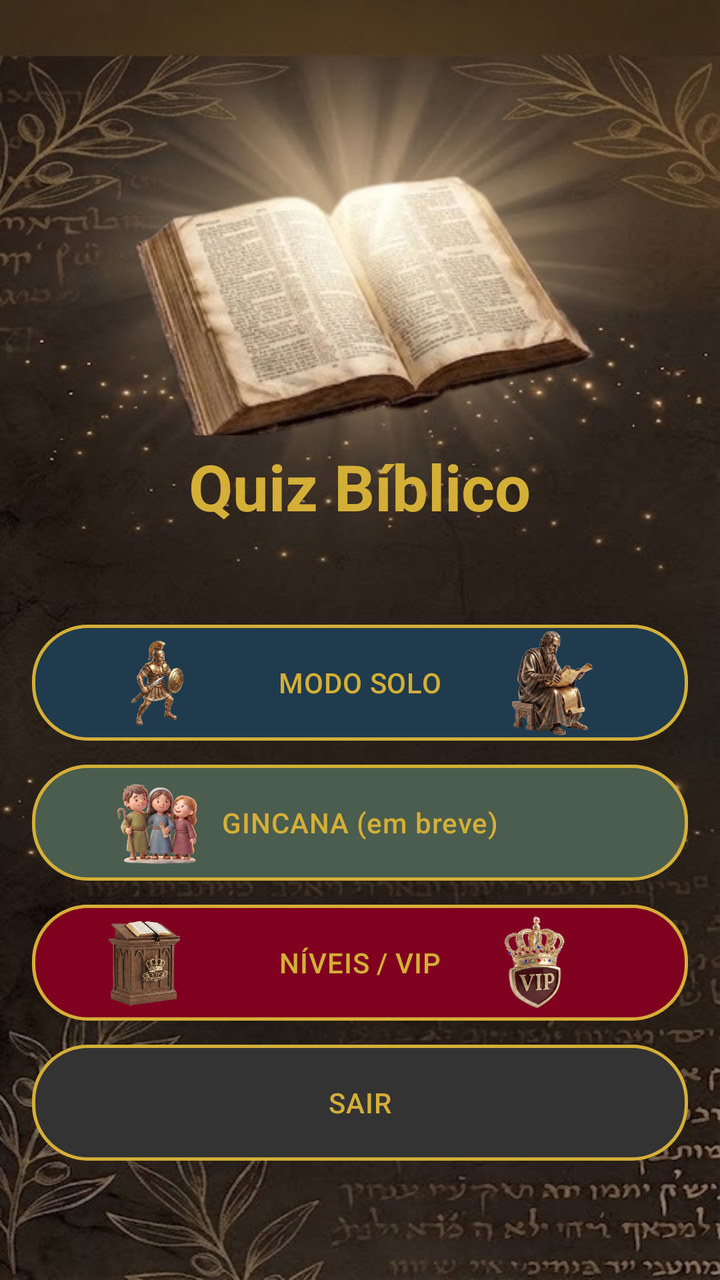
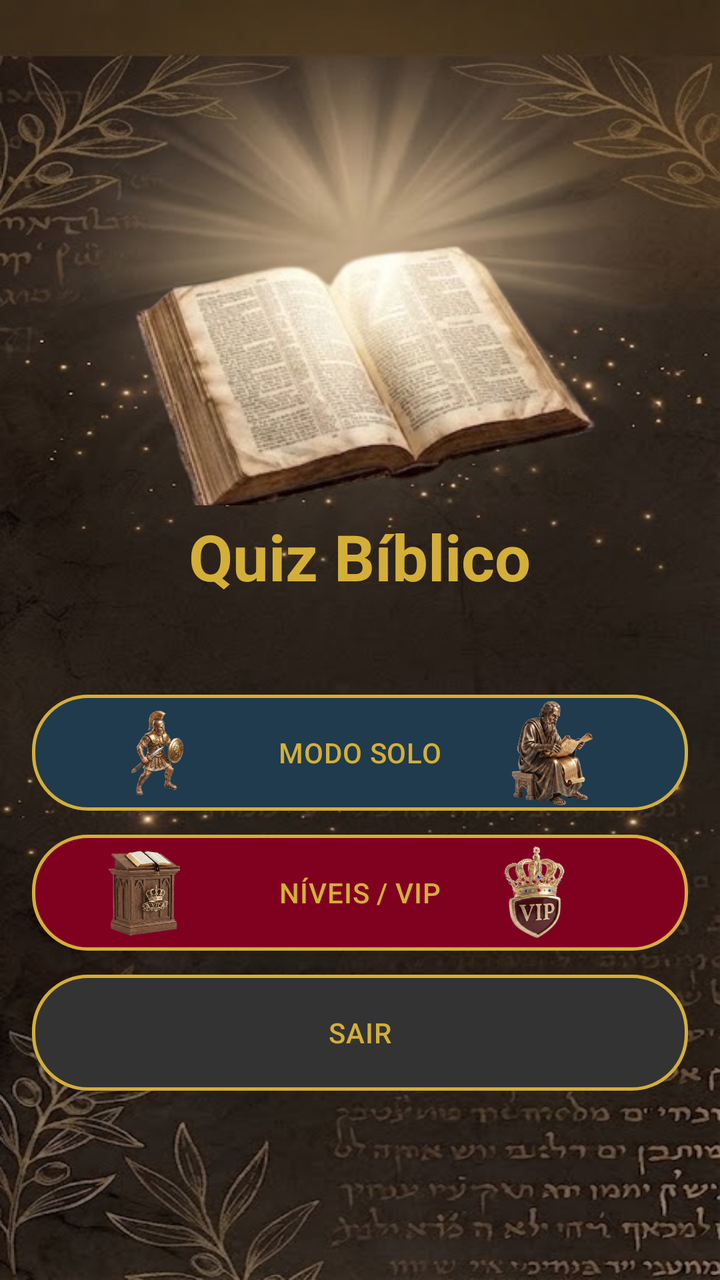

Screens rendered from an Android XML layout before and after an edit, with the pre-edit source and the edit as a unified diff.
<!-- AndroidManifest.xml: application theme Theme.QuizBiblico -->
<!-- res/layout/activity_main.xml -->
<?xml version="1.0" encoding="utf-8"?>
<ScrollView xmlns:android="http://schemas.android.com/apk/res/android"
    xmlns:app="http://schemas.android.com/apk/res-auto"
    xmlns:tools="http://schemas.android.com/tools"
    android:layout_width="match_parent"
    android:layout_height="match_parent"
    android:fillViewport="true">

    <LinearLayout
        android:layout_width="match_parent"
        android:layout_height="match_parent"
        android:orientation="vertical"
        android:gravity="center"
        android:padding="16dp"
        tools:ignore="ScrollViewSize">

        <ImageView
            android:layout_width="272dp"
            android:layout_height="158dp"
            android:layout_gravity="center_horizontal"
            android:layout_marginBottom="4dp"
            android:contentDescription="@null"
            android:scaleType="centerCrop"
            android:src="@drawable/img_biblia_luz" />

        <TextView
            android:id="@+id/textoTitulo"
            android:layout_width="wrap_content"
            android:layout_height="wrap_content"
            android:layout_gravity="center_horizontal"
            android:layout_marginBottom="2dp"
            android:text="Quiz Bíblico"
            android:textColor="@color/qb_dourado"
            android:textSize="32sp"
            android:textStyle="bold" />

        <TextView
            android:id="@+id/textoStatus"
            android:layout_width="wrap_content"
            android:layout_height="wrap_content"
            android:layout_gravity="center_horizontal"
            android:layout_marginBottom="28dp"
            android:textColor="@color/qb_texto_claro"
            android:textSize="13sp" />

        <FrameLayout
            android:layout_width="match_parent"
            android:layout_height="58dp"
            android:layout_marginBottom="12dp">

            <com.google.android.material.button.MaterialButton
                android:id="@+id/botaoSolo"
                style="@style/Widget.QuizBiblico.BotaoMenu"
                android:layout_width="match_parent"
                android:layout_height="match_parent"
                android:paddingStart="56dp"
                android:paddingEnd="56dp"
                android:text="MODO SOLO" />

            <ImageView
                android:layout_width="105dp"
                android:layout_height="74dp"
                android:layout_gravity="start|center_vertical"
                android:layout_marginStart="10dp"
                android:contentDescription="@null"
                android:scaleType="fitCenter"
                android:src="@drawable/ic_soldado" />

            <ImageView
                android:layout_width="118dp"
                android:layout_height="76dp"
                android:layout_gravity="end|center_vertical"
                android:layout_marginEnd="10dp"
                android:contentDescription="@null"
                android:scaleType="fitCenter"
                android:src="@drawable/ic_anciao" />

        </FrameLayout>

        <FrameLayout
            android:layout_width="match_parent"
            android:layout_height="58dp"
            android:layout_marginBottom="12dp">

            <com.google.android.material.button.MaterialButton
                android:id="@+id/botaoGincana"
                style="@style/Widget.QuizBiblico.BotaoMenu"
                android:layout_width="match_parent"
                android:layout_height="match_parent"
                android:paddingStart="56dp"
                android:paddingEnd="56dp"
                android:text="GINCANA (em breve)"
                app:backgroundTint="@color/qb_verde_gincana" />

            <ImageView
                android:layout_width="107dp"
                android:layout_height="58dp"
                android:layout_gravity="start|center_vertical"
                android:layout_marginStart="10dp"
                android:contentDescription="@null"
                android:scaleType="fitCenter"
                android:src="@drawable/ic_trio_criancas" />

        </FrameLayout>

        <FrameLayout
            android:layout_width="match_parent"
            android:layout_height="58dp"
            android:layout_marginBottom="12dp">

            <com.google.android.material.button.MaterialButton
                android:id="@+id/botaoNiveis"
                style="@style/Widget.QuizBiblico.BotaoMenu"
                android:layout_width="match_parent"
                android:layout_height="match_parent"
                android:paddingStart="56dp"
                android:paddingEnd="56dp"
                android:text="NÍVEIS / VIP"
                app:backgroundTint="@color/qb_vinho_vip" />

            <ImageView
                android:layout_width="92dp"
                android:layout_height="58dp"
                android:layout_gravity="start|center_vertical"
                android:layout_marginStart="10dp"
                android:contentDescription="@null"
                android:scaleType="fitCenter"
                android:src="@drawable/ic_vip_pulpito" />

            <ImageView
                android:layout_width="133dp"
                android:layout_height="73dp"
                android:layout_gravity="end|center_vertical"
                android:layout_marginEnd="10dp"
                android:contentDescription="@null"
                android:scaleType="fitCenter"
                android:src="@drawable/ic_vip_coroa" />

        </FrameLayout>

        <com.google.android.material.button.MaterialButton
            android:id="@+id/botaoSair"
            style="@style/Widget.QuizBiblico.BotaoMenu"
            android:layout_width="match_parent"
            android:layout_height="58dp"
            android:text="SAIR"
            app:backgroundTint="@color/qb_cinza_sair" />

    </LinearLayout>
</ScrollView>
<!-- resources referenced by this layout -->
<resources>
  <color name="qb_cinza_sair">#333333</color>
  <color name="qb_dourado">#D4AF37</color>
  <color name="qb_texto_claro">#EFE0CA</color>
  <color name="qb_verde_gincana">#4A5D4E</color>
  <color name="qb_vinho_vip">#800020</color>
  <!-- drawable ic_anciao: png bitmap (drawable-nodpi, 128496 bytes) -->
  <!-- drawable ic_soldado: png bitmap (drawable-nodpi, 79482 bytes) -->
  <!-- drawable ic_trio_criancas: png bitmap (drawable-nodpi, 136396 bytes) -->
  <!-- drawable ic_vip_coroa: png bitmap (drawable-nodpi, 75479 bytes) -->
  <!-- drawable ic_vip_pulpito: png bitmap (drawable-nodpi, 167691 bytes) -->
  <!-- drawable img_biblia_luz: png bitmap (drawable-nodpi, 90316 bytes) -->
  <style name="Widget.QuizBiblico.BotaoMenu" parent="Widget.Material3.Button">
          <item name="cornerRadius">28dp</item>
          <item name="strokeColor">@color/qb_dourado</item>
          <item name="strokeWidth">1.5dp</item>
          <item name="backgroundTint">@color/qb_azul_botao</item>
          <item name="android:textColor">@color/qb_dourado</item>
          <item name="android:textAllCaps">false</item>
          <item name="android:letterSpacing">0.02</item>
          <item name="android:insetTop">0dp</item>
          <item name="android:insetBottom">0dp</item>
      </style>
  <style name="Theme.QuizBiblico" parent="Base.Theme.QuizBiblico" />
  <color name="qb_azul_botao">#1F3B4D</color>
  <style name="Base.Theme.QuizBiblico" parent="Theme.Material3.DayNight.NoActionBar">
          <item name="android:windowBackground">@drawable/bg_pergaminho_janela</item>
          <item name="colorPrimary">@color/qb_azul_botao</item>
          <item name="materialAlertDialogTheme">@style/ThemeOverlay.QuizBiblico.Dialogo</item>
          <item name="android:textColorPrimary">@color/qb_texto_claro</item>
          <item name="android:textColorSecondary">@color/qb_texto_claro</item>
      </style>
  <!-- drawable bg_pergaminho_janela (drawable) -->
  <?xml version="1.0" encoding="utf-8"?>
  <bitmap xmlns:android="http://schemas.android.com/apk/res/android"
      android:src="@drawable/bg_pergaminho"
      android:gravity="fill" />
  <style name="ThemeOverlay.QuizBiblico.Dialogo" parent="ThemeOverlay.Material3.MaterialAlertDialog">
          <item name="colorSurface">@color/qb_fundo_dialogo</item>
          <item name="colorOnSurface">@color/qb_texto_claro</item>
          <item name="colorOnSurfaceVariant">@color/qb_texto_claro</item>
          <item name="buttonBarPositiveButtonStyle">@style/Widget.QuizBiblico.BotaoDialogo</item>
          <item name="buttonBarNegativeButtonStyle">@style/Widget.QuizBiblico.BotaoDialogo</item>
      </style>
  <!-- drawable bg_pergaminho: png bitmap (drawable-nodpi, 498894 bytes) -->
  <color name="qb_fundo_dialogo">#2A2018</color>
  <style name="Widget.QuizBiblico.BotaoDialogo" parent="Widget.Material3.Button.TextButton.Dialog">
          <item name="android:textColor">@color/qb_branco</item>
          <item name="android:textStyle">bold</item>
          <item name="android:textSize">15sp</item>
      </style>
  <color name="qb_branco">#FFFFFF</color>
</resources>

<!-- the commit's change to res/layout/activity_main.xml (unified diff, before → after) -->
@@ -80,7 +80,8 @@
         <FrameLayout
             android:layout_width="match_parent"
             android:layout_height="58dp"
-            android:layout_marginBottom="12dp">
+            android:layout_marginBottom="12dp"
+            android:visibility="gone">
 
             <com.google.android.material.button.MaterialButton
                 android:id="@+id/botaoGincana"
